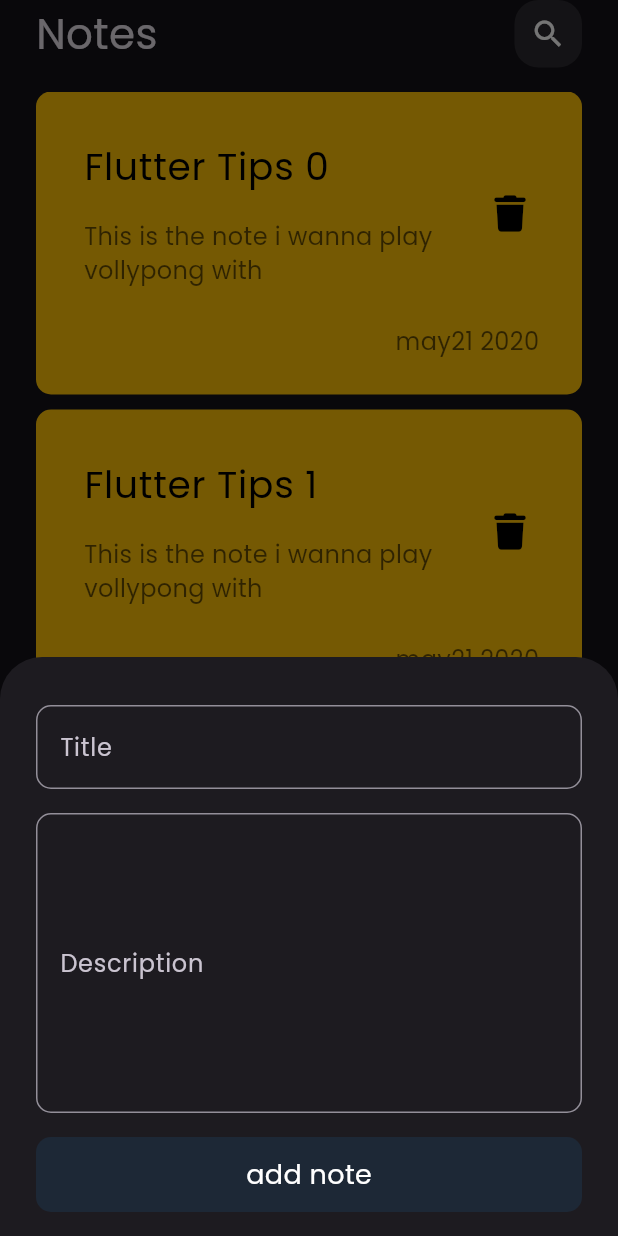
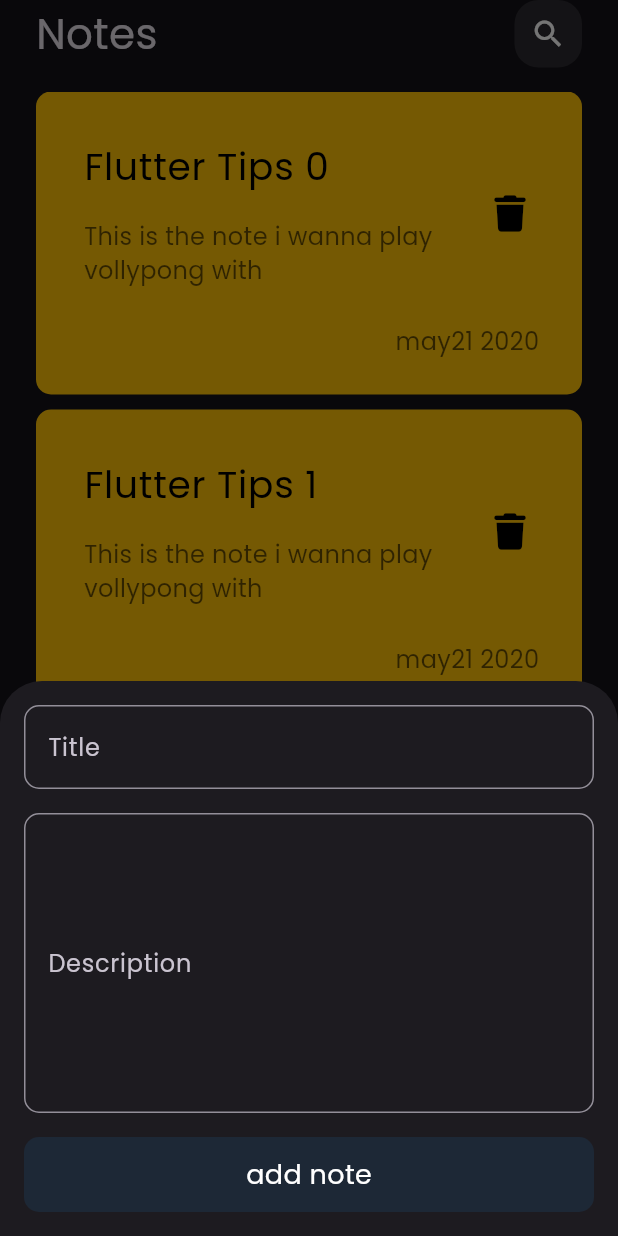
Before and after one commit to mo7meddgom3a/notes_app, a Flutter app: the screen it shows after launch, after a tap on the "add" icon, on a phone screen of 412 x 824 dp. Run offline on Flutter 3.47's test engine with Material 3 defaults, Android fonts, the phone set to English and light mode, and no system bars; our stand-ins replace flutter_bloc, font_awesome_flutter, hive, hive_flutter; accounts and stored records are empty.

```diff
--- a/lib/main.dart
+++ b/lib/main.dart
@@ -1,4 +1,5 @@
 import 'package:flutter/material.dart';
+import 'package:flutter/services.dart';
 import 'package:flutter_bloc/flutter_bloc.dart';
 import 'package:hive_flutter/hive_flutter.dart';
 import 'package:notes_app/constants.dart';
@@ -8,6 +9,11 @@ import 'models/note_model.dart';
 import 'views/home_view.dart';
 
 void main() async {
+  WidgetsFlutterBinding.ensureInitialized();
+  SystemChrome.setSystemUIOverlayStyle(SystemUiOverlayStyle(
+    systemNavigationBarIconBrightness: Brightness.light,
+    systemNavigationBarColor: Color(0xFF1A1A1A),
+  ));
   await Hive.initFlutter();
   Bloc.observer = SimpleBlocObserver();
   Hive.registerAdapter(NoteModelAdapter());
--- a/lib/views/home_view.dart
+++ b/lib/views/home_view.dart
@@ -26,6 +26,7 @@ class HomeView extends StatelessWidget {
         floatingActionButton: FloatingActionButton(
           onPressed: () {
             showModalBottomSheet(
+              isScrollControlled: true,
               context: context,
               builder: (context) {
                 return const AddNoteBottomSheet();
--- a/lib/widgets/add_note_bottom_sheet.dart
+++ b/lib/widgets/add_note_bottom_sheet.dart
@@ -1,6 +1,5 @@
 import 'package:flutter/material.dart';
 import 'package:flutter_bloc/flutter_bloc.dart';
-import 'package:modal_progress_hud_nsn/modal_progress_hud_nsn.dart';
 import 'package:notes_app/cubit/add_note_cubit/add_note_cubit.dart';
 import 'add_note_form_widget.dart';
 
@@ -16,18 +15,19 @@ class AddNoteBottomSheet extends StatelessWidget {
           if (state is AddNoteSuccess) {
             Navigator.pop(context);
           } else if (state is AddNoteFailure) {
-            print(state.error);
+            debugPrint(state.error);
           }
         },
         builder: (context, state) {
+          print("ui rebuild");
           return AbsorbPointer(
             absorbing: state is AddNoteLoading ? true : false,
-            child: const Padding(
-              padding: EdgeInsets.symmetric(
-                horizontal: 24.0,
-                vertical: 16.0,
-              ),
-              child: SingleChildScrollView(
+            child: Padding(
+              padding: EdgeInsets.only(
+                right: 16.0,
+                left: 16.0,
+                bottom: MediaQuery.of(context).viewInsets.bottom,),
+              child: const SingleChildScrollView(
                 child: AddNoteForm(),
               ),
             ),
--- a/lib/widgets/custom_button_widget.dart
+++ b/lib/widgets/custom_button_widget.dart
@@ -17,6 +17,9 @@ class CustomButton extends StatelessWidget {
     return GestureDetector(
       onTap: onTap,
       child: Container(
+        margin: const EdgeInsets.only(
+          bottom: 16,
+        ),
         height: 50,
         width: MediaQuery.of(context).size.width,
         decoration: BoxDecoration(
@@ -29,7 +32,9 @@ class CustomButton extends StatelessWidget {
         ),
         child: Center(
           child: isLoading
-              ? const CircularProgressIndicator(color: Colors.white,)
+              ? const CircularProgressIndicator(
+                  color: Colors.white,
+                )
               : Text(
                   text,
                   style: TextStyle(
```
Also changed, not shown: lib/cubit/noted_cubit/notes_cubit.dart (added, +10 -0 lines), lib/cubit/noted_cubit/notes_state.dart (added, +15 -0 lines).
